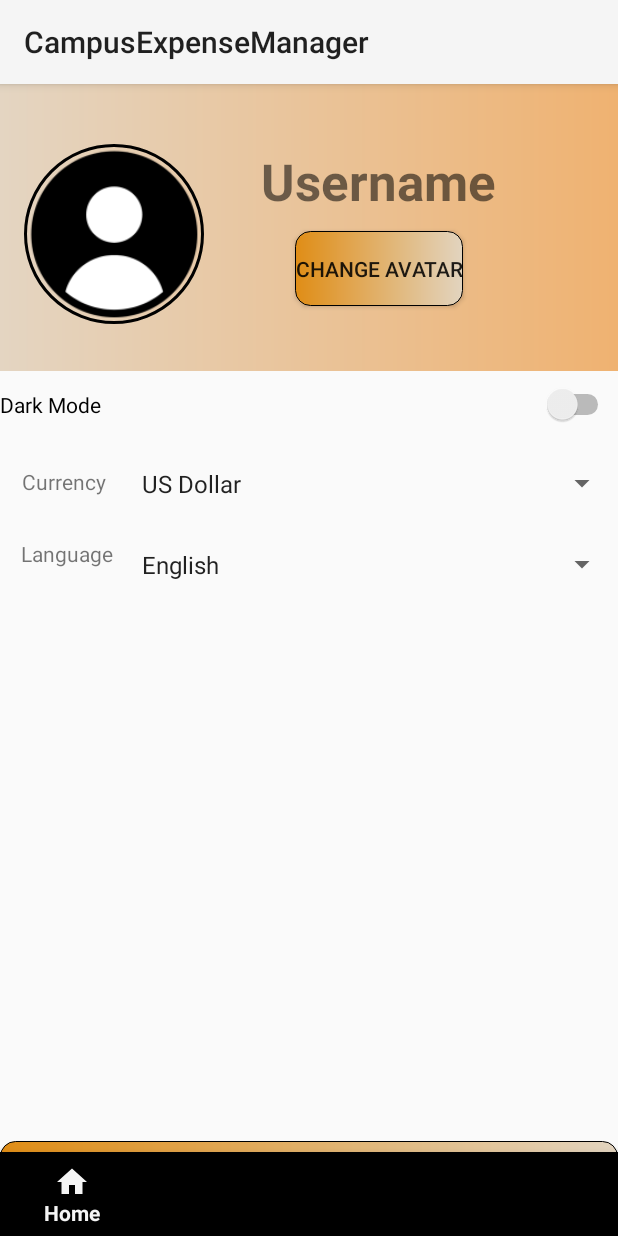
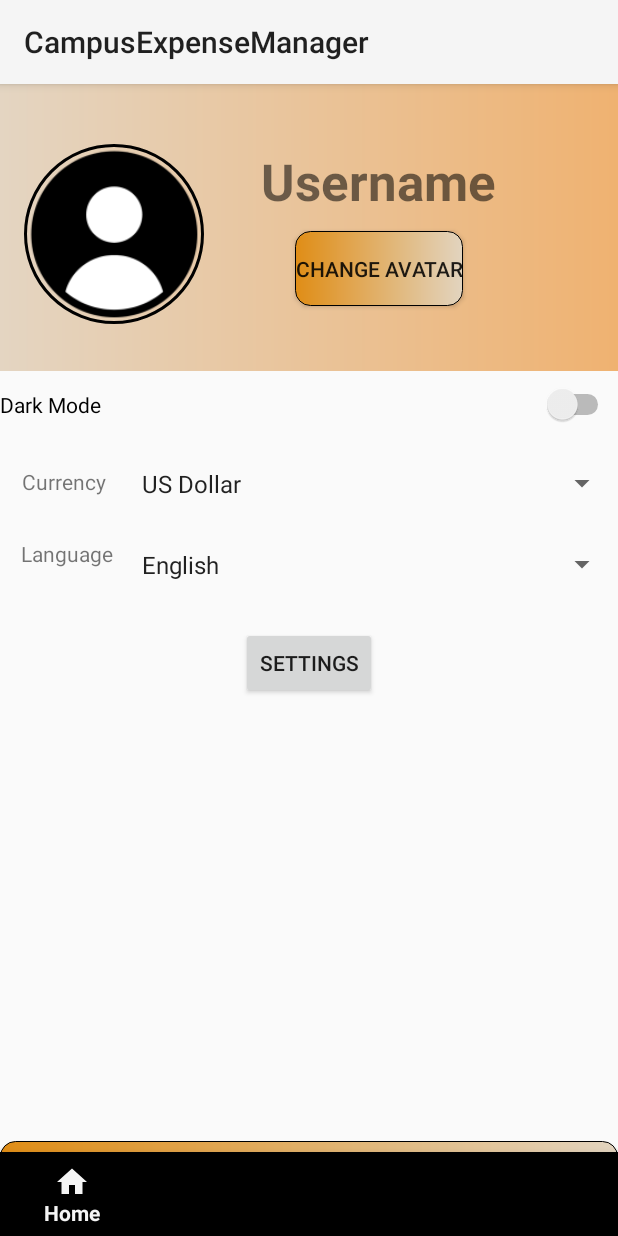
Before and after one commit to whale-404hz/CampusExpenseManager_ASM, an Android app: the fragment ProfileFragment placed in its activity, on a phone screen of 412 x 824 dp. Run offline under Robolectric (Android 15) with nearby library versions, the phone set to English and light mode, and no system bars; our stand-ins replace CircleImageView; libraries missing offline, so code that uses them is left out: com.github.mikephil.charting; 1 statement that could not run was skipped.

Commit message:
Code Button Setting

```diff
--- a/app/src/main/java/com/example/campusexpensemanager/Fragment/ProfileFragment.java
+++ b/app/src/main/java/com/example/campusexpensemanager/Fragment/ProfileFragment.java
@@ -31,6 +31,7 @@ import com.example.campusexpensemanager.Helper.TransactionHelper;
 import com.example.campusexpensemanager.Helper.UserHelper;
 import com.example.campusexpensemanager.Login;
 import com.example.campusexpensemanager.R;
+import com.example.campusexpensemanager.SettingsActivity;
 
 import java.io.IOException;
 import java.io.InputStream;
@@ -45,7 +46,7 @@ public class ProfileFragment extends Fragment {
     private static final int PICK_IMAGE_REQUEST = 1;
     private CircleImageView ivAvatar;
     private TextView tvUsername;
-    private Button btnChangeAvatar, btnLogout;
+    private Button btnChangeAvatar, btnLogout, btnSettings;
     private Switch switchDarkMode;
     private Spinner spinnerCurrency, spinnerLanguage;
 
@@ -58,33 +59,56 @@ public class ProfileFragment extends Fragment {
     @Nullable
     @Override
     public View onCreateView(@NonNull LayoutInflater inflater, @Nullable ViewGroup container, @Nullable Bundle savedInstanceState) {
+        // Inflate layout
         View view = inflater.inflate(R.layout.fragment_profile, container, false);
 
-        ivAvatar = view.findViewById(R.id.ivAvatar);
-        tvUsername = view.findViewById(R.id.tvUsername);
-        btnChangeAvatar = view.findViewById(R.id.btnChangeAvatar);
-        btnLogout = view.findViewById(R.id.btnLogout);
-        switchDarkMode = view.findViewById(R.id.switchDarkMode);
-        spinnerCurrency = view.findViewById(R.id.spinnerCurrency);
-        spinnerLanguage = view.findViewById(R.id.spinnerLanguage);
+        // Initialize UI components
+        initUI(view);
 
-        userHelper = new UserHelper(requireActivity());
-        auth = new Auth(requireActivity());
-        currencyHelper = new CurrencyHelper(requireActivity());
-        transactionHelper = new TransactionHelper(requireActivity());
+        // Initialize helpers
+        initHelpers();
 
-        userId = auth.getUserId();
-
+        // Load user data and setup views
         loadUserInfo();
         initializeCurrencySpinner();
         setupLanguageSpinner();
         setupDarkModeSwitch();
 
-        btnChangeAvatar.setOnClickListener(v -> openImagePicker());
-        btnLogout.setOnClickListener(v -> logout());
+        // Setup button click listeners
+        setupListeners();
 
         return view;
     }
+
+    private void initUI(View view) {
+        ivAvatar = view.findViewById(R.id.ivAvatar);
+        tvUsername = view.findViewById(R.id.tvUsername);
+        btnChangeAvatar = view.findViewById(R.id.btnChangeAvatar);
+        btnLogout = view.findViewById(R.id.btnLogout);
+        btnSettings = view.findViewById(R.id.btn_settings);
+        switchDarkMode = view.findViewById(R.id.switchDarkMode);
+        spinnerCurrency = view.findViewById(R.id.spinnerCurrency);
+        spinnerLanguage = view.findViewById(R.id.spinnerLanguage);
+    }
+
+    private void initHelpers() {
+        userHelper = new UserHelper(requireActivity());
+        auth = new Auth(requireActivity());
+        currencyHelper = new CurrencyHelper(requireActivity());
+        transactionHelper = new TransactionHelper(requireActivity());
+        userId = auth.getUserId();
+    }
+
+    private void setupListeners() {
+        btnChangeAvatar.setOnClickListener(v -> openImagePicker());
+        btnLogout.setOnClickListener(v -> logout());
+        btnSettings.setOnClickListener(v -> openSettings());
+    }
+    private void openSettings() {
+        Intent intent = new Intent(requireContext(), SettingsActivity.class);
+        startActivity(intent);
+    }
+
 
     private void loadUserInfo() {
         String username = userHelper.getUsernameById(userId);
@@ -105,7 +129,7 @@ public class ProfileFragment extends Fragment {
 
     private void initializeCurrencySpinner() {
         List<String> currencies = currencyHelper.getAllCurrencies();
-        ArrayAdapter<String> adapter = new ArrayAdapter<>(getContext(), android.R.layout.simple_spinner_item, currencies);
+        ArrayAdapter<String> adapter = new ArrayAdapter<>(requireContext(), android.R.layout.simple_spinner_item, currencies);
         adapter.setDropDownViewResource(android.R.layout.simple_spinner_dropdown_item);
         spinnerCurrency.setAdapter(adapter);
 
@@ -128,10 +152,6 @@ public class ProfileFragment extends Fragment {
         });
     }
 
-    private void updateTransactionAmounts(String newCurrency) {
-        transactionHelper.updateTransactionsToCurrency(newCurrency);
-    }
-
     private void setupDarkModeSwitch() {
         boolean isDarkModeEnabled = requireContext().getSharedPreferences("settings", Context.MODE_PRIVATE)
                 .getBoolean("dark_mode", false);
@@ -144,38 +164,6 @@ public class ProfileFragment extends Fragment {
             AppCompatDelegate.setDefaultNightMode(isChecked ? AppCompatDelegate.MODE_NIGHT_YES : AppCompatDelegate.MODE_NIGHT_NO);
             requireActivity().recreate();
         });
-    }
-
-    private void openImagePicker() {
-        Intent intent = new Intent(Intent.ACTION_PICK, MediaStore.Images.Media.EXTERNAL_CONTENT_URI);
-        startActivityForResult(intent, PICK_IMAGE_REQUEST);
-    }
-
-    @Override
-    public void onActivityResult(int requestCode, int resultCode, @Nullable Intent data) {
-        super.onActivityResult(requestCode, resultCode, data);
-        if (requestCode == PICK_IMAGE_REQUEST && resultCode == requireActivity().RESULT_OK && data != null && data.getData() != null) {
-            Uri selectedImageUri = data.getData();
-            try {
-                InputStream inputStream = requireActivity().getContentResolver().openInputStream(selectedImageUri);
-                Bitmap bitmap = BitmapFactory.decodeStream(inputStream);
-                inputStream.close();
-                ivAvatar.setImageBitmap(bitmap);
-                userHelper.updateUserAvatar(userId, bitmap);
-                Toast.makeText(requireActivity(), "Avatar updated successfully", Toast.LENGTH_SHORT).show();
-            } catch (IOException e) {
-                e.printStackTrace();
-                Toast.makeText(requireActivity(), "Error while selecting image", Toast.LENGTH_SHORT).show();
-            }
-        }
-    }
-
-    private void logout() {
-        auth.logout();
-        Intent intent = new Intent(requireContext(), Login.class);
-        intent.setFlags(Intent.FLAG_ACTIVITY_CLEAR_TOP | Intent.FLAG_ACTIVITY_NEW_TASK);
-        startActivity(intent);
-        requireActivity().finish();
     }
 
     private void setupLanguageSpinner() {
@@ -220,4 +208,40 @@ public class ProfileFragment extends Fragment {
         config.setLocale(locale);
         requireContext().getResources().updateConfiguration(config, requireContext().getResources().getDisplayMetrics());
     }
+
+    private void openImagePicker() {
+        Intent intent = new Intent(Intent.ACTION_PICK, MediaStore.Images.Media.EXTERNAL_CONTENT_URI);
+        startActivityForResult(intent, PICK_IMAGE_REQUEST);
+    }
+
+    @Override
+    public void onActivityResult(int requestCode, int resultCode, @Nullable Intent data) {
+        super.onActivityResult(requestCode, resultCode, data);
+        if (requestCode == PICK_IMAGE_REQUEST && resultCode == requireActivity().RESULT_OK && data != null && data.getData() != null) {
+            Uri selectedImageUri = data.getData();
+            try {
+                InputStream inputStream = requireActivity().getContentResolver().openInputStream(selectedImageUri);
+                Bitmap bitmap = BitmapFactory.decodeStream(inputStream);
+                inputStream.close();
+                ivAvatar.setImageBitmap(bitmap);
+                userHelper.updateUserAvatar(userId, bitmap);
+                Toast.makeText(requireActivity(), "Avatar updated successfully", Toast.LENGTH_SHORT).show();
+            } catch (IOException e) {
+                e.printStackTrace();
+                Toast.makeText(requireActivity(), "Error while selecting image", Toast.LENGTH_SHORT).show();
+            }
+        }
+    }
+
+    private void logout() {
+        auth.logout();
+        Intent intent = new Intent(requireContext(), Login.class);
+        intent.setFlags(Intent.FLAG_ACTIVITY_CLEAR_TOP | Intent.FLAG_ACTIVITY_NEW_TASK);
+        startActivity(intent);
+        requireActivity().finish();
+    }
+
+    private void updateTransactionAmounts(String newCurrency) {
+        transactionHelper.updateTransactionsToCurrency(newCurrency);
+    }
 }
--- a/app/src/main/res/layout/fragment_profile.xml
+++ b/app/src/main/res/layout/fragment_profile.xml
@@ -2,6 +2,7 @@
 <androidx.constraintlayout.widget.ConstraintLayout xmlns:android="http://schemas.android.com/apk/res/android"
     xmlns:app="http://schemas.android.com/apk/res-auto"
     xmlns:tools="http://schemas.android.com/tools"
+    android:id="@+id/btn"
     android:layout_width="match_parent"
     android:layout_height="match_parent"
     tools:context=".Fragment.ProfileFragment">
@@ -72,8 +73,6 @@
         app:layout_constraintStart_toStartOf="parent"
         app:layout_constraintTop_toTopOf="@id/view" />
 
-    <!-- Currency Spinner -->
-
     <TextView
         android:id="@+id/tvCurrency"
         android:layout_width="84dp"
@@ -108,7 +107,6 @@
         app:layout_constraintStart_toStartOf="parent"
         app:layout_constraintTop_toTopOf="parent"
         app:layout_constraintVertical_bias="0.976" />
-    <!-- Language Spinner -->
 
     <TextView
         android:id="@+id/tvLanguage"
@@ -131,4 +129,14 @@
         app:layout_constraintStart_toStartOf="parent"
         app:layout_constraintTop_toBottomOf="@+id/spinnerCurrency" />
 
+    <Button
+        android:id="@+id/btn_settings"
+        android:layout_width="wrap_content"
+        android:layout_height="wrap_content"
+        android:text="Settings"
+        app:layout_constraintTop_toTopOf="parent"
+        app:layout_constraintStart_toStartOf="parent"
+        app:layout_constraintEnd_toEndOf="parent"
+        app:layout_constraintBottom_toBottomOf="parent" />
+
 </androidx.constraintlayout.widget.ConstraintLayout>
```
Also changed, not shown: app/src/main/AndroidManifest.xml (+8 -1 lines), app/src/main/java/com/example/campusexpensemanager/SettingsActivity.java (added, +24 -0 lines), app/src/main/res/layout/activity_settings.xml (added, +10 -0 lines).
